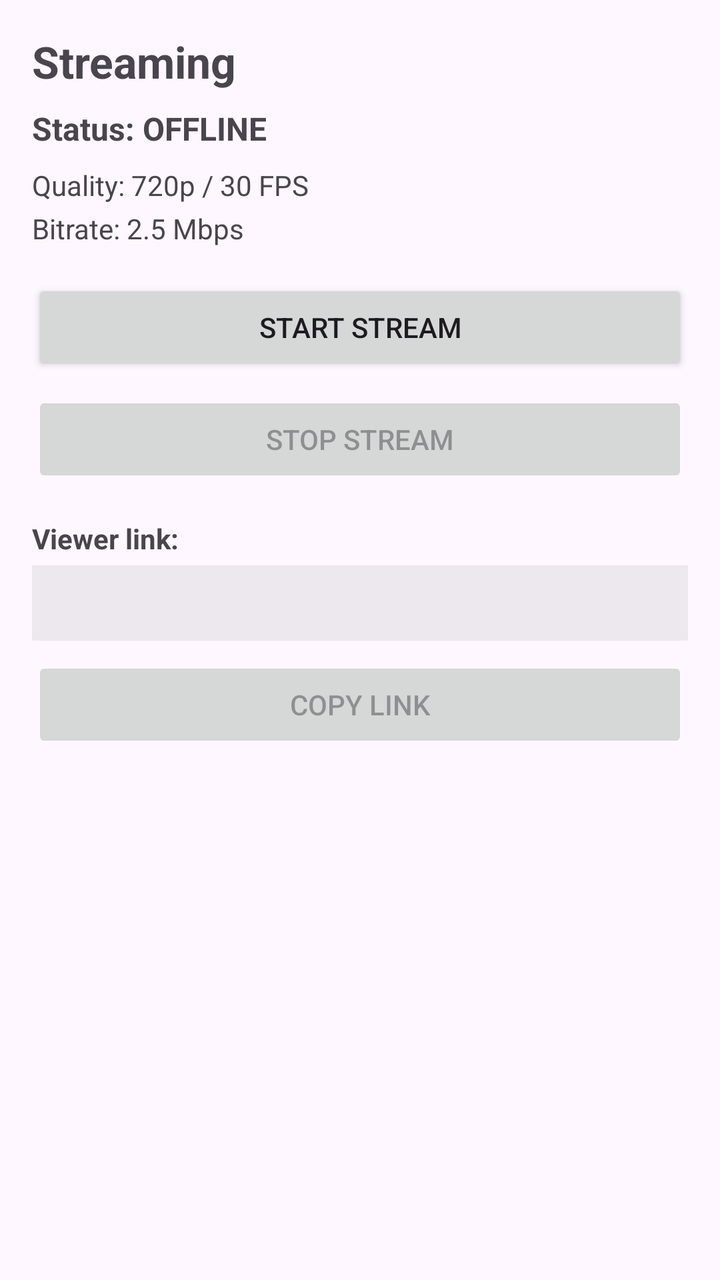
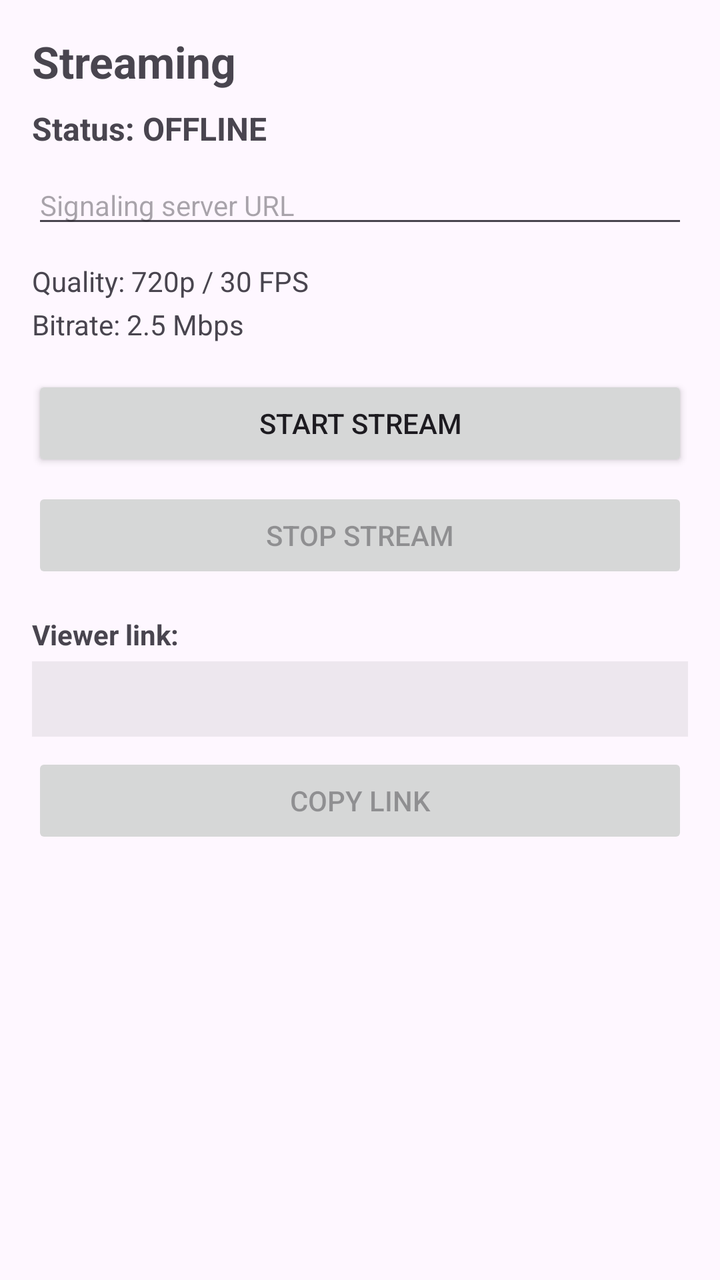

Before-and-after screenshots of an Android layout around one commit, followed by the original layout XML and the change that was made.
<!-- AndroidManifest.xml: application theme Theme.FloatOverlay -->
<!-- res/layout/fragment_stream.xml -->
<?xml version="1.0" encoding="utf-8"?>
<LinearLayout xmlns:android="http://schemas.android.com/apk/res/android"
    android:layout_width="match_parent"
    android:layout_height="match_parent"
    android:orientation="vertical"
    android:padding="16dp">

    <TextView
        android:layout_width="wrap_content"
        android:layout_height="wrap_content"
        android:layout_marginBottom="8dp"
        android:text="Streaming"
        android:textSize="22sp"
        android:textStyle="bold" />

    <TextView
        android:id="@+id/streamStatusText"
        android:layout_width="wrap_content"
        android:layout_height="wrap_content"
        android:layout_marginBottom="8dp"
        android:text="Status: OFFLINE"
        android:textSize="16sp"
        android:textStyle="bold" />

    <TextView
        android:id="@+id/streamStatsText"
        android:layout_width="wrap_content"
        android:layout_height="wrap_content"
        android:layout_marginBottom="16dp"
        android:lineSpacingMultiplier="1.3"
        android:text="Quality: 720p / 30 FPS\nBitrate: 2.5 Mbps"
        android:textColor="?android:attr/textColorSecondary"
        android:textSize="14sp" />

    <Button
        android:id="@+id/startStreamButton"
        android:layout_width="match_parent"
        android:layout_height="wrap_content"
        android:layout_marginBottom="8dp"
        android:text="Start Stream" />

    <Button
        android:id="@+id/stopStreamButton"
        android:layout_width="match_parent"
        android:layout_height="wrap_content"
        android:layout_marginBottom="16dp"
        android:enabled="false"
        android:text="Stop Stream" />

    <TextView
        android:layout_width="wrap_content"
        android:layout_height="wrap_content"
        android:layout_marginBottom="4dp"
        android:text="Viewer link:"
        android:textSize="14sp"
        android:textStyle="bold" />

    <TextView
        android:id="@+id/streamLinkText"
        android:layout_width="match_parent"
        android:layout_height="wrap_content"
        android:layout_marginBottom="8dp"
        android:background="#11000000"
        android:padding="10dp"
        android:textIsSelectable="true"
        android:textSize="13sp" />

    <Button
        android:id="@+id/copyLinkButton"
        android:layout_width="match_parent"
        android:layout_height="wrap_content"
        android:enabled="false"
        android:text="Copy Link" />

</LinearLayout>
<!-- resources referenced by this layout -->
<resources>
  <style name="Theme.FloatOverlay" parent="Theme.Material3.DayNight.NoActionBar">
          <item name="colorPrimary">@color/purple_500</item>
          <item name="colorPrimaryVariant">@color/purple_700</item>
          <item name="colorOnPrimary">@color/white</item>
          <item name="colorSecondary">@color/teal_200</item>
          <item name="colorSecondaryVariant">@color/teal_700</item>
          <item name="android:statusBarColor">@color/purple_700</item>
      </style>
  <color name="purple_500">#FF6200EE</color>
  <color name="purple_700">#FF3700B3</color>
  <color name="white">#FFFFFFFF</color>
  <color name="teal_200">#FF03DAC5</color>
  <color name="teal_700">#FF018786</color>
</resources>

<!-- the commit's change to res/layout/fragment_stream.xml (unified diff, before → after) -->
@@ -21,6 +21,15 @@
         android:text="Status: OFFLINE"
         android:textSize="16sp"
         android:textStyle="bold" />
+
+    <EditText
+        android:id="@+id/serverUrlInput"
+        android:layout_width="match_parent"
+        android:layout_height="wrap_content"
+        android:layout_marginBottom="12dp"
+        android:hint="Signaling server URL"
+        android:inputType="textUri"
+        android:textSize="14sp" />
 
     <TextView
         android:id="@+id/streamStatsText"
